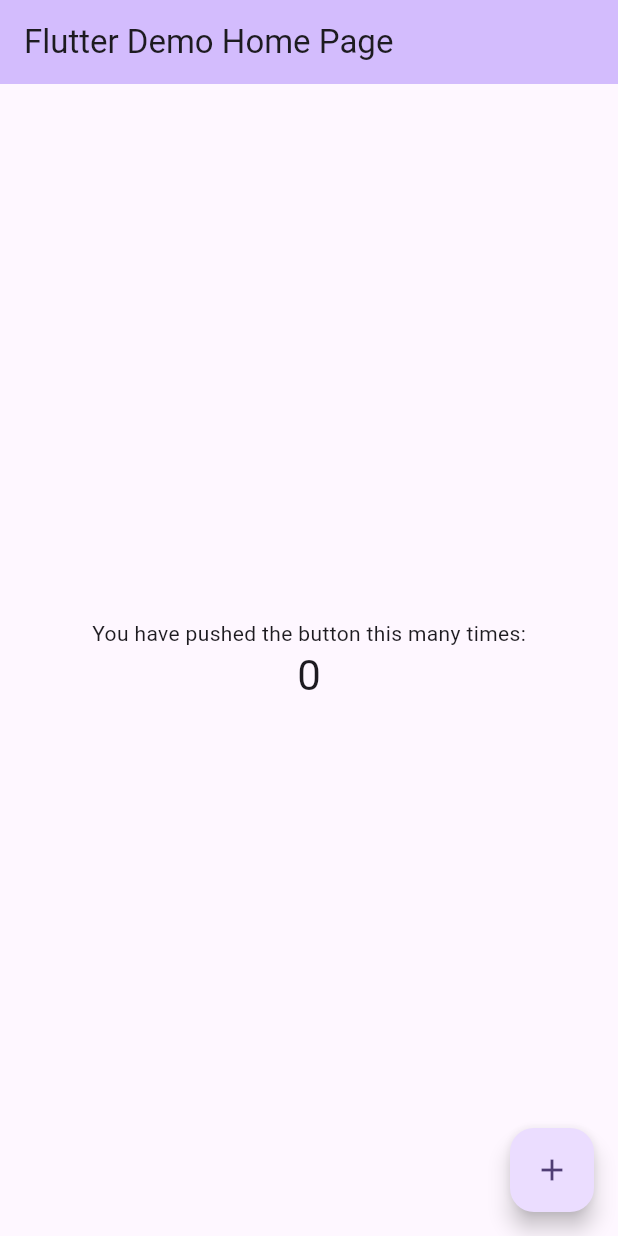
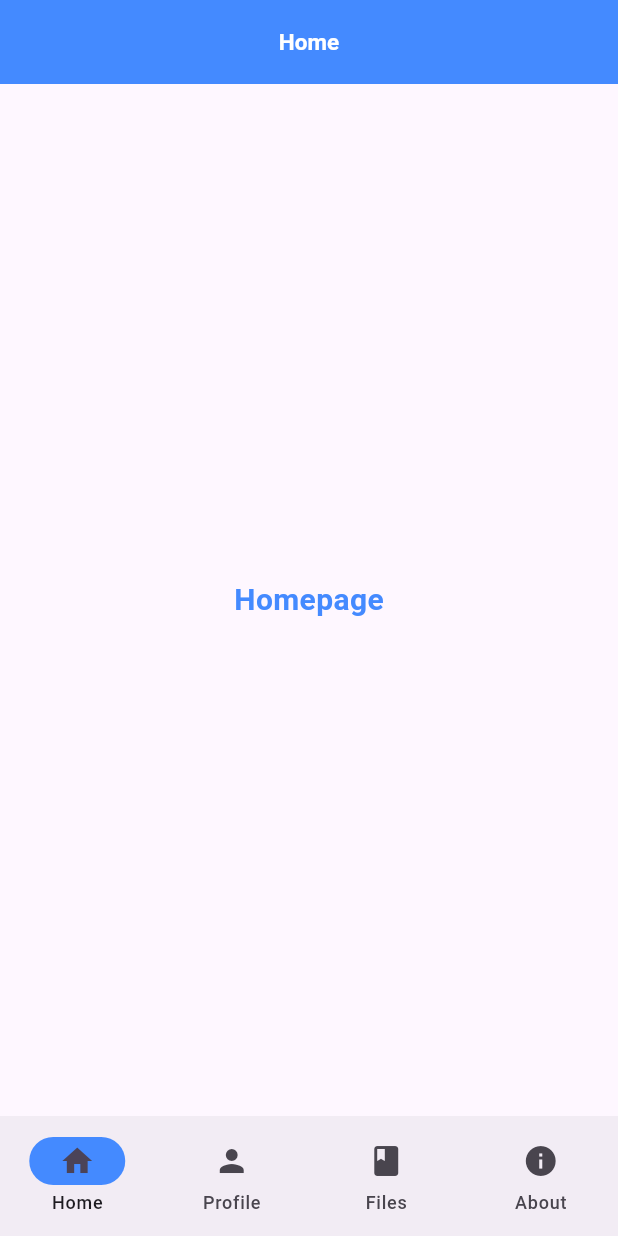
Before and after one commit to josoavj/navbar, a Flutter app: the screen it shows after launch, on a phone screen of 412 x 824 dp. Run offline on Flutter 3.47's test engine with Material 3 defaults, Android fonts, the phone set to English and light mode, and no system bars.

Commit message:
Init Homepage

```diff
--- a/lib/main.dart
+++ b/lib/main.dart
@@ -1,4 +1,5 @@
 import 'package:flutter/material.dart';
+import 'package:navbar/pages/Home.dart';
 
 void main() {
   runApp(const MyApp());
@@ -7,119 +8,17 @@
 class MyApp extends StatelessWidget {
   const MyApp({super.key});
 
-  // This widget is the root of your application.
   @override
   Widget build(BuildContext context) {
     return MaterialApp(
+      debugShowCheckedModeBanner: false,
       title: 'Flutter Demo',
       theme: ThemeData(
-        // This is the theme of your application.
-        //
-        // TRY THIS: Try running your application with "flutter run". You'll see
-        // the application has a purple toolbar. Then, without quitting the app,
-        // try changing the seedColor in the colorScheme below to Colors.green
-        // and then invoke "hot reload" (save your changes or press the "hot
-        // reload" button in a Flutter-supported IDE, or press "r" if you used
-        // the command line to start the app).
-        //
-        // Notice that the counter didn't reset back to zero; the application
-        // state is not lost during the reload. To reset the state, use hot
-        // restart instead.
-        //
-        // This works for code too, not just values: Most code changes can be
-        // tested with just a hot reload.
+
         colorScheme: ColorScheme.fromSeed(seedColor: Colors.deepPurple),
         useMaterial3: true,
       ),
-      home: const MyHomePage(title: 'Flutter Demo Home Page'),
+      home: Homepage() ,
     );
   }
 }
-
-class MyHomePage extends StatefulWidget {
-  const MyHomePage({super.key, required this.title});
-
-  // This widget is the home page of your application. It is stateful, meaning
-  // that it has a State object (defined below) that contains fields that affect
-  // how it looks.
-
-  // This class is the configuration for the state. It holds the values (in this
-  // case the title) provided by the parent (in this case the App widget) and
-  // used by the build method of the State. Fields in a Widget subclass are
-  // always marked "final".
-
-  final String title;
-
-  @override
-  State<MyHomePage> createState() => _MyHomePageState();
-}
-
-class _MyHomePageState extends State<MyHomePage> {
-  int _counter = 0;
-
-  void _incrementCounter() {
-    setState(() {
-      // This call to setState tells the Flutter framework that something has
-      // changed in this State, which causes it to rerun the build method below
-      // so that the display can reflect the updated values. If we changed
-      // _counter without calling setState(), then the build method would not be
-      // called again, and so nothing would appear to happen.
-      _counter++;
-    });
-  }
-
-  @override
-  Widget build(BuildContext context) {
-    // This method is rerun every time setState is called, for instance as done
-    // by the _incrementCounter method above.
-    //
-    // The Flutter framework has been optimized to make rerunning build methods
-    // fast, so that you can just rebuild anything that needs updating rather
-    // than having to individually change instances of widgets.
-    return Scaffold(
-      appBar: AppBar(
-        // TRY THIS: Try changing the color here to a specific color (to
-        // Colors.amber, perhaps?) and trigger a hot reload to see the AppBar
-        // change color while the other colors stay the same.
-        backgroundColor: Theme.of(context).colorScheme.inversePrimary,
-        // Here we take the value from the MyHomePage object that was created by
-        // the App.build method, and use it to set our appbar title.
-        title: Text(widget.title),
-      ),
-      body: Center(
-        // Center is a layout widget. It takes a single child and positions it
-        // in the middle of the parent.
-        child: Column(
-          // Column is also a layout widget. It takes a list of children and
-          // arranges them vertically. By default, it sizes itself to fit its
-          // children horizontally, and tries to be as tall as its parent.
-          //
-          // Column has various properties to control how it sizes itself and
-          // how it positions its children. Here we use mainAxisAlignment to
-          // center the children vertically; the main axis here is the vertical
-          // axis because Columns are vertical (the cross axis would be
-          // horizontal).
-          //
-          // TRY THIS: Invoke "debug painting" (choose the "Toggle Debug Paint"
-          // action in the IDE, or press "p" in the console), to see the
-          // wireframe for each widget.
-          mainAxisAlignment: MainAxisAlignment.center,
-          children: <Widget>[
-            const Text(
-              'You have pushed the button this many times:',
-            ),
-            Text(
-              '$_counter',
-              style: Theme.of(context).textTheme.headlineMedium,
-            ),
-          ],
-        ),
-      ),
-      floatingActionButton: FloatingActionButton(
-        onPressed: _incrementCounter,
-        tooltip: 'Increment',
-        child: const Icon(Icons.add),
-      ), // This trailing comma makes auto-formatting nicer for build methods.
-    );
-  }
-}
--- a/lib/pages/Home.dart
+++ b/lib/pages/Home.dart
@@ -0,0 +1,60 @@
+import 'package:flutter/material.dart';
+
+class Homepage extends StatelessWidget{
+  Homepage({super.key});
+
+
+  @override
+  Widget build(BuildContext context){
+    return Scaffold(
+      appBar: AppBar(
+        backgroundColor: Colors.blueAccent,
+        title: const Text(
+          "Home",
+          style: TextStyle(
+            fontSize: 15,
+            fontWeight: FontWeight.w600,
+            color: Colors.white,
+          ),),
+        centerTitle: true,
+      ),
+      body: const Center(
+        child: Text(
+          'Homepage',
+          style: TextStyle(
+            fontSize: 20,
+            fontWeight: FontWeight.bold,
+            color: Colors.blueAccent,
+          ),
+          ),
+      ),
+      bottomNavigationBar: NavigationBar(
+        selectedIndex: 0,
+        elevation: 5,
+        indicatorColor: Colors.blueAccent,
+        onDestinationSelected: (index){
+          switch (index){
+            case 0: {
+              // This page
+            break;
+            }
+            case 1: {
+            break;
+            }
+            case 2: {
+            break;
+            }
+            case 3: {
+            break;
+            }
+          }
+        },
+        destinations: const [
+          NavigationDestination(icon: Icon(Icons.home), label: "Home"),
+          NavigationDestination(icon: Icon(Icons.person), label: "Profile"),
+          NavigationDestination(icon: Icon(Icons.book), label: "Files"),
+          NavigationDestination(icon: Icon(Icons.info), label: "About")
+        ],),
+    );
+  }
+}
```
